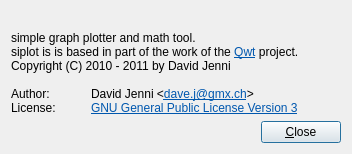
The window that src/aboutdialog.ui (gitGNU/gnu_siplot) describes before a commit, drawn with Qt 5.
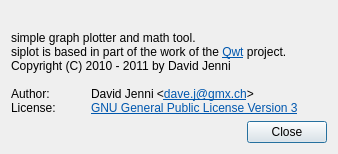
The same window after the commit.

Patch:
```diff
--- a/src/aboutdialog.ui
+++ b/src/aboutdialog.ui
@@ -6,7 +6,7 @@
    <rect>
     <x>0</x>
     <y>0</y>
-    <width>352</width>
+    <width>338</width>
     <height>144</height>
    </rect>
   </property>
@@ -48,7 +48,7 @@
       <item>
        <widget class="QPushButton" name="m_closeButton">
         <property name="text">
-         <string>&amp;Close</string>
+         <string>Close</string>
         </property>
        </widget>
       </item>
@@ -63,7 +63,7 @@
 p, li { white-space: pre-wrap; }
 &lt;/style&gt;&lt;/head&gt;&lt;body style=&quot; font-family:'Sans Serif'; font-size:9pt; font-weight:400; font-style:normal;&quot;&gt;
 &lt;p style=&quot; margin-top:0px; margin-bottom:0px; margin-left:0px; margin-right:0px; -qt-block-indent:0; text-indent:0px;&quot;&gt;simple graph plotter and math tool.&lt;/p&gt;
-&lt;p style=&quot; margin-top:0px; margin-bottom:0px; margin-left:0px; margin-right:0px; -qt-block-indent:0; text-indent:0px;&quot;&gt;siplot is is based in part of the work of the &lt;a href=&quot;http://qwt.sf.net&quot;&gt;&lt;span style=&quot; text-decoration: underline; color:#0057ae;&quot;&gt;Qwt&lt;/span&gt;&lt;/a&gt; project.&lt;/p&gt;
+&lt;p style=&quot; margin-top:0px; margin-bottom:0px; margin-left:0px; margin-right:0px; -qt-block-indent:0; text-indent:0px;&quot;&gt;siplot is based in part of the work of the &lt;a href=&quot;http://qwt.sourceforge.net/&quot;&gt;&lt;span style=&quot; text-decoration: underline; color:#0057ae;&quot;&gt;Qwt&lt;/span&gt;&lt;/a&gt; project.&lt;/p&gt;
 &lt;p style=&quot; margin-top:0px; margin-bottom:0px; margin-left:0px; margin-right:0px; -qt-block-indent:0; text-indent:0px;&quot;&gt;Copyright (C) 2010 - 2011 by David Jenni&lt;/p&gt;
 &lt;p style=&quot;-qt-paragraph-type:empty; margin-top:0px; margin-bottom:0px; margin-left:0px; margin-right:0px; -qt-block-indent:0; text-indent:0px;&quot;&gt;&lt;/p&gt;
 &lt;p style=&quot; margin-top:0px; margin-bottom:0px; margin-left:0px; margin-right:0px; -qt-block-indent:0; text-indent:0px;&quot;&gt;Author:	David Jenni &amp;lt;&lt;a href=&quot;mailto:dave.j@gmx.ch&quot;&gt;&lt;span style=&quot; text-decoration: underline; color:#0057ae;&quot;&gt;dave.j@gmx.ch&lt;/span&gt;&lt;/a&gt;&amp;gt;&lt;/p&gt;
```
